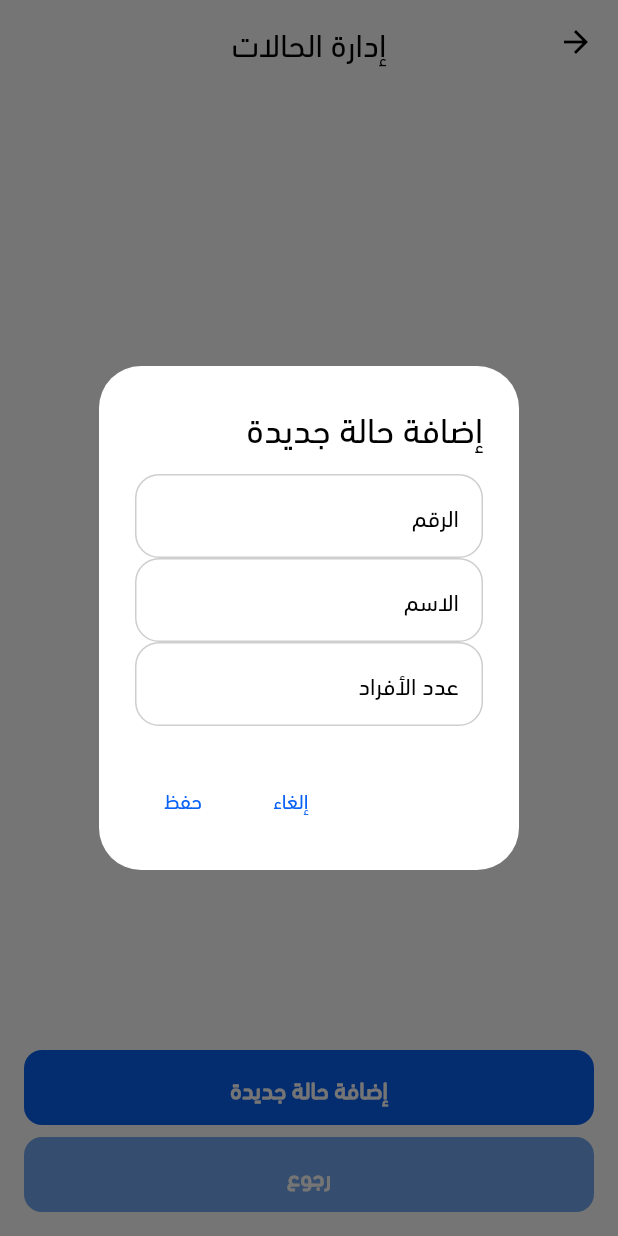
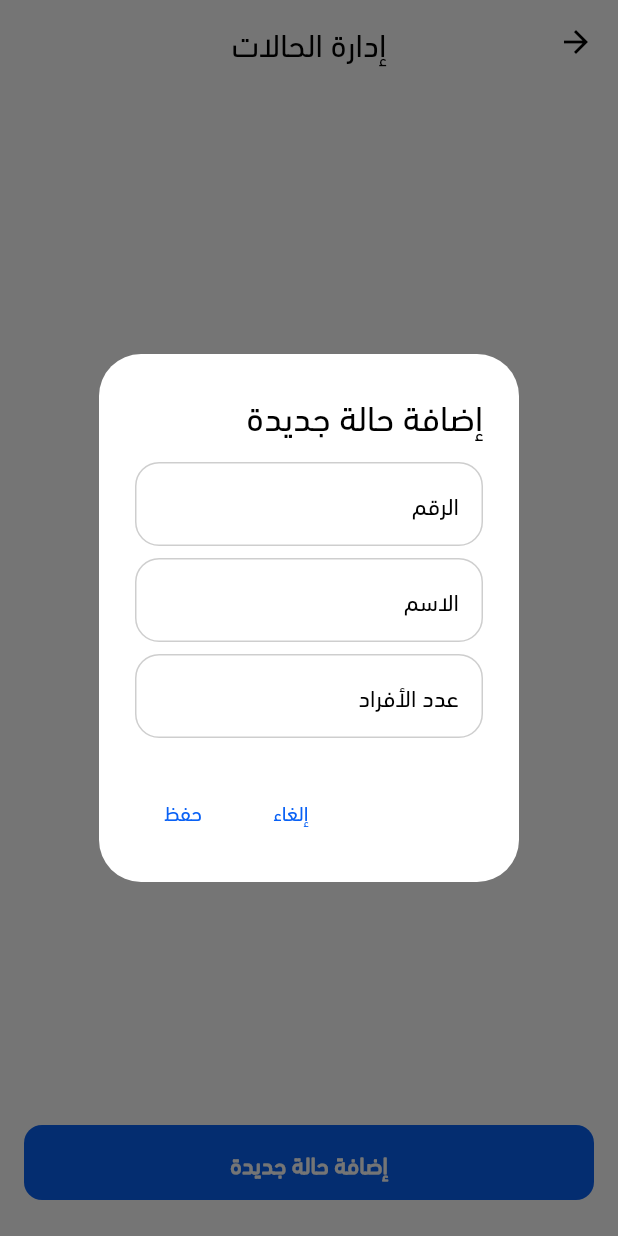
Before and after one commit to hamdyhaggag/Ramadan_kitchen_management, a Flutter app: the ManageCaseDetailsScreen screen opened directly, after a tap on "إضافة حالة جديدة", on a phone screen of 412 x 824 dp. Run offline on Flutter 3.47's test engine with Material 3 defaults, Android fonts, the phone set to English and light mode, and no system bars; our stand-ins replace cached_network_image, carousel_slider, cloud_firestore, connectivity_plus, dartz, dots_indicator and 15 more; missing offline and left inert: clipboard, cloudinary_public, excel; accounts and stored records are empty; project files that could hold a hidden picture were left out.

Commit message:
remove the GeneralButton of 'رجوع' in manage_case_details_screen.dart

```diff
--- a/lib/features/manage_cases/manage_case_details_screen.dart
+++ b/lib/features/manage_cases/manage_case_details_screen.dart
@@ -104,12 +104,18 @@ class _ManageCaseDetailsContentState extends State<_ManageCaseDetailsContent> {
                     hintStyle: TextStyle(color: Colors.grey[600]),
                   ),
                 ),
+                SizedBox(
+                  height: 8,
+                ),
                 TextField(
                   controller: nameController,
                   decoration: InputDecoration(
                     labelText: "الاسم",
                     hintStyle: TextStyle(color: Colors.grey[600]),
                   ),
+                ),
+                SizedBox(
+                  height: 8,
                 ),
                 TextField(
                   controller: membersController,
@@ -350,15 +356,6 @@ class _ManageCaseDetailsContentState extends State<_ManageCaseDetailsContent> {
             onPressed: _addNewCase,
           ),
         ),
-        Padding(
-          padding: const EdgeInsets.symmetric(horizontal: 16),
-          child: GeneralButton(
-            text: 'رجوع',
-            backgroundColor: AppColors.secondaryColor,
-            textColor: AppColors.whiteColor,
-            onPressed: () => Navigator.pop(context),
-          ),
-        ),
         const SizedBox(height: 16),
       ],
     );
```
